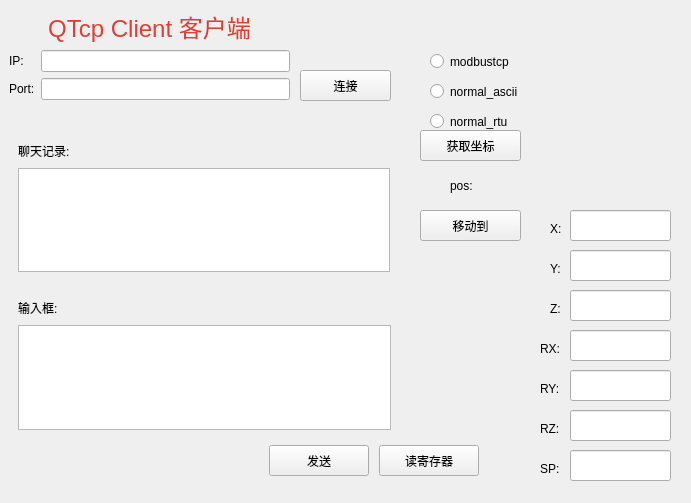
Old version of the form client.ui in the repository qubo188612/qt_tcp_test.
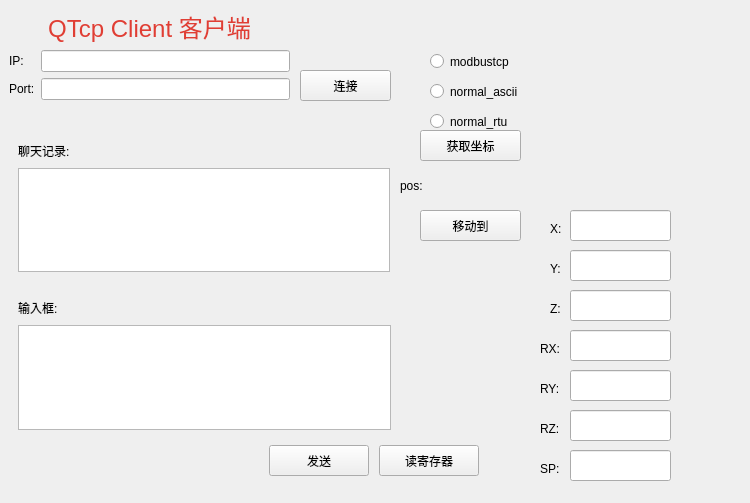
New version of the form.

Diff of the .ui file:
```diff
--- a/client.ui
+++ b/client.ui
@@ -6,7 +6,7 @@
    <rect>
     <x>0</x>
     <y>0</y>
-    <width>691</width>
+    <width>750</width>
     <height>503</height>
    </rect>
   </property>
@@ -199,9 +199,9 @@
   <widget class="QLabel" name="strpos">
    <property name="geometry">
     <rect>
-     <x>450</x>
+     <x>400</x>
      <y>170</y>
-     <width>261</width>
+     <width>341</width>
      <height>31</height>
     </rect>
    </property>
```
